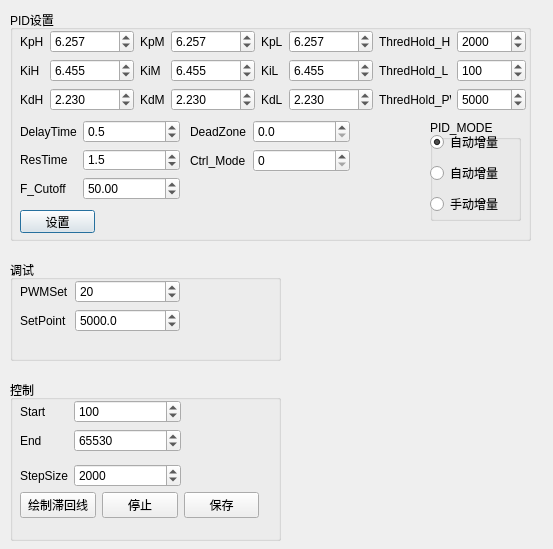
Before: the Qt Designer form PythonControler/src/UIControlProf.ui in erisir/MFC_STM32F373, drawn with Qt 5.
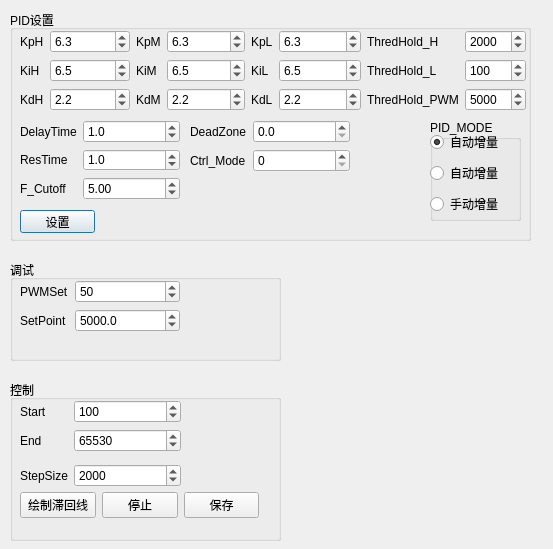
After: the same form once the commit is applied.

```diff
--- a/PythonControler/src/UIControlProf.ui
+++ b/PythonControler/src/UIControlProf.ui
@@ -63,7 +63,7 @@
           <bool>false</bool>
          </property>
          <property name="decimals">
-          <number>3</number>
+          <number>1</number>
          </property>
          <property name="maximum">
           <double>65535.000000000000000</double>
@@ -72,7 +72,7 @@
           <double>0.001000000000000</double>
          </property>
          <property name="value">
-          <double>6.257000000000000</double>
+          <double>6.300000000000000</double>
          </property>
         </widget>
        </item>
@@ -89,7 +89,7 @@
           <bool>false</bool>
          </property>
          <property name="decimals">
-          <number>3</number>
+          <number>1</number>
          </property>
          <property name="maximum">
           <double>65535.000000000000000</double>
@@ -98,7 +98,7 @@
           <double>0.001000000000000</double>
          </property>
          <property name="value">
-          <double>6.455000000000000</double>
+          <double>6.500000000000000</double>
          </property>
         </widget>
        </item>
@@ -115,7 +115,7 @@
           <bool>false</bool>
          </property>
          <property name="decimals">
-          <number>3</number>
+          <number>1</number>
          </property>
          <property name="maximum">
           <double>65535.000000000000000</double>
@@ -124,7 +124,7 @@
           <double>0.001000000000000</double>
          </property>
          <property name="value">
-          <double>2.230000000000000</double>
+          <double>2.200000000000000</double>
          </property>
         </widget>
        </item>
@@ -152,7 +152,7 @@
           <bool>false</bool>
          </property>
          <property name="decimals">
-          <number>3</number>
+          <number>1</number>
          </property>
          <property name="maximum">
           <double>65535.000000000000000</double>
@@ -161,7 +161,7 @@
           <double>0.001000000000000</double>
          </property>
          <property name="value">
-          <double>6.455000000000000</double>
+          <double>6.500000000000000</double>
          </property>
         </widget>
        </item>
@@ -178,7 +178,7 @@
           <bool>false</bool>
          </property>
          <property name="decimals">
-          <number>3</number>
+          <number>1</number>
          </property>
          <property name="maximum">
           <double>65535.000000000000000</double>
@@ -187,7 +187,7 @@
           <double>0.001000000000000</double>
          </property>
          <property name="value">
-          <double>2.230000000000000</double>
+          <double>2.200000000000000</double>
          </property>
         </widget>
        </item>
@@ -197,7 +197,7 @@
           <bool>false</bool>
          </property>
          <property name="decimals">
-          <number>3</number>
+          <number>1</number>
          </property>
          <property name="maximum">
           <double>65535.000000000000000</double>
@@ -206,7 +206,7 @@
           <double>0.001000000000000</double>
          </property>
          <property name="value">
-          <double>6.257000000000000</double>
+          <double>6.300000000000000</double>
          </property>
         </widget>
        </item>
@@ -227,7 +227,7 @@
           <bool>false</bool>
          </property>
          <property name="decimals">
-          <number>3</number>
+          <number>1</number>
          </property>
          <property name="maximum">
           <double>65535.000000000000000</double>
@@ -236,7 +236,7 @@
           <double>0.001000000000000</double>
          </property>
          <property name="value">
-          <double>6.257000000000000</double>
+          <double>6.300000000000000</double>
          </property>
         </widget>
        </item>
@@ -253,7 +253,7 @@
           <bool>false</bool>
          </property>
          <property name="decimals">
-          <number>3</number>
+          <number>1</number>
          </property>
          <property name="maximum">
           <double>65535.000000000000000</double>
@@ -262,7 +262,7 @@
           <double>0.001000000000000</double>
          </property>
          <property name="value">
-          <double>6.455000000000000</double>
+          <double>6.500000000000000</double>
          </property>
         </widget>
        </item>
@@ -279,7 +279,7 @@
           <bool>false</bool>
          </property>
          <property name="decimals">
-          <number>3</number>
+          <number>1</number>
          </property>
          <property name="maximum">
           <double>65535.000000000000000</double>
@@ -288,7 +288,7 @@
           <double>0.001000000000000</double>
          </property>
          <property name="value">
-          <double>2.230000000000000</double>
+          <double>2.200000000000000</double>
          </property>
         </widget>
        </item>
@@ -354,7 +354,7 @@
           <number>0</number>
          </property>
          <property name="minimum">
-          <double>10.000000000000000</double>
+          <double>0.000000000000000</double>
          </property>
          <property name="maximum">
           <double>65535.000000000000000</double>
@@ -413,7 +413,7 @@
         <double>0.500000000000000</double>
        </property>
        <property name="value">
-        <double>0.500000000000000</double>
+        <double>1.000000000000000</double>
        </property>
       </widget>
      </item>
@@ -439,7 +439,7 @@
         <double>5.000000000000000</double>
        </property>
        <property name="value">
-        <double>1.500000000000000</double>
+        <double>1.000000000000000</double>
        </property>
       </widget>
      </item>
@@ -468,7 +468,7 @@
         <double>5.000000000000000</double>
        </property>
        <property name="value">
-        <double>50.000000000000000</double>
+        <double>5.000000000000000</double>
        </property>
       </widget>
      </item>
@@ -645,7 +645,7 @@
         <double>50.000000000000000</double>
        </property>
        <property name="value">
-        <double>20.000000000000000</double>
+        <double>50.000000000000000</double>
        </property>
       </widget>
      </item>
```
Left out of the diff: 18 changed lines with no effect on the pictures.
